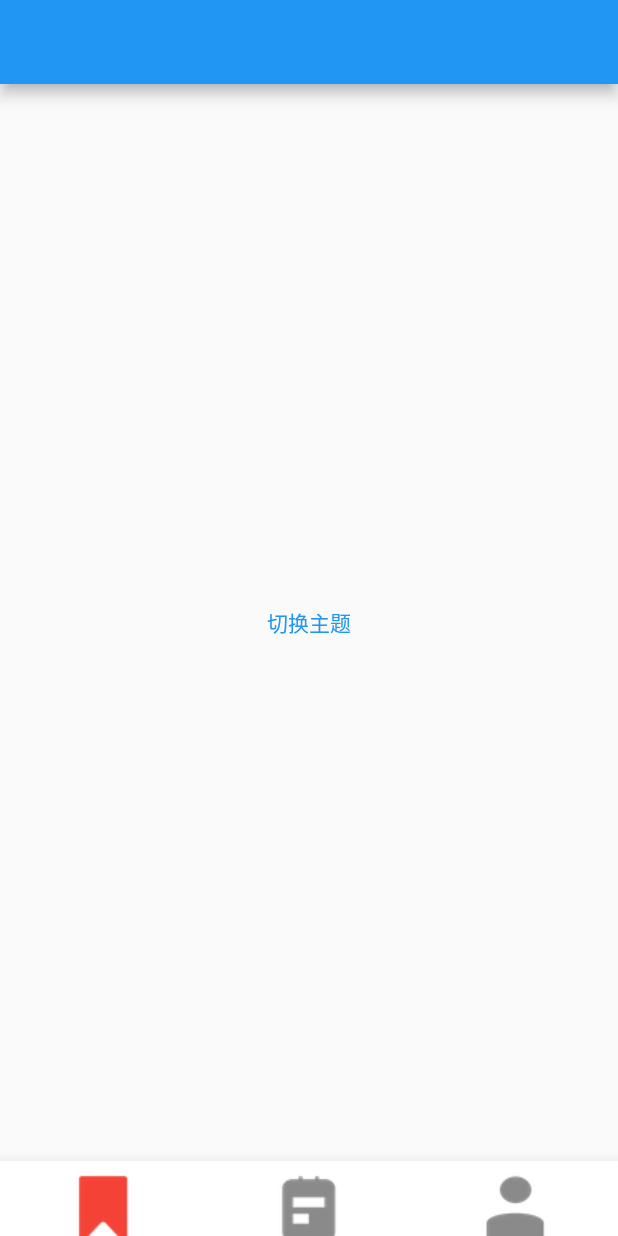
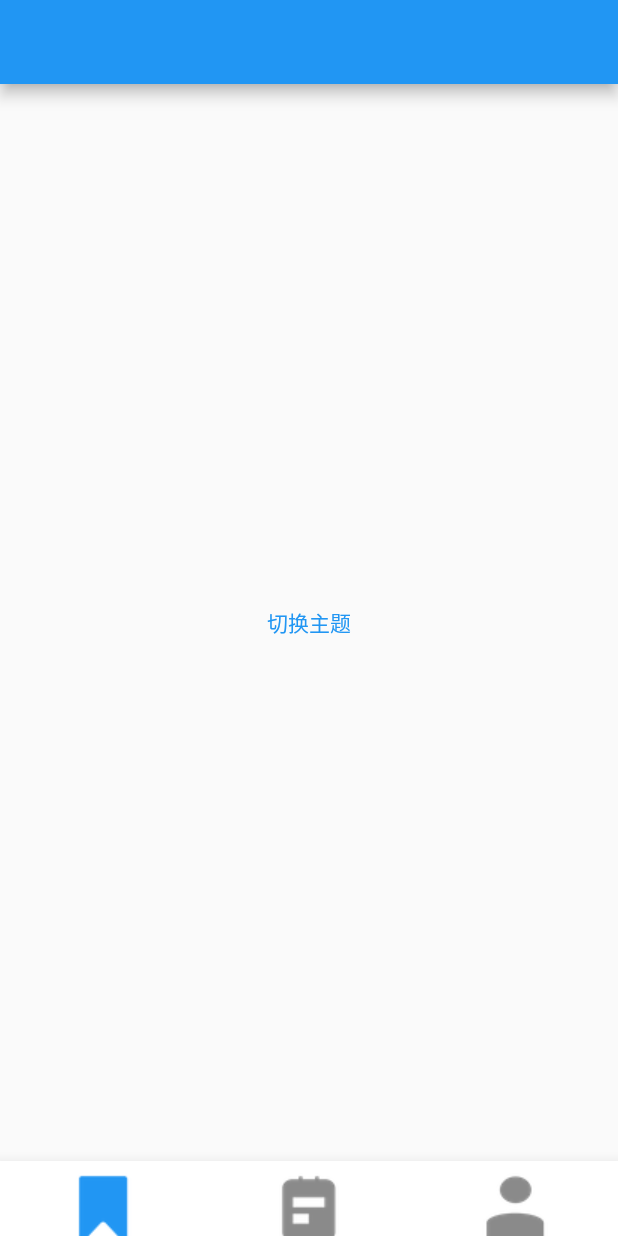
Before and after one commit to 321zhangyang/dingdian, a Flutter app: the screen it shows after launch, on a phone screen of 412 x 824 dp. Run offline on Flutter 3.47's test engine with Material 2 defaults, Android fonts, the phone set to English and light mode, and no system bars; drawn by our look-alikes of flutter_easyloading; our stand-ins replace cached_network_image, dio, get; missing offline and left inert: flustars; statements that could not run were skipped.

Commit message:
增加get_kit框架

```diff
--- a/lib/moudules/tabbar/tabbar_page.dart
+++ b/lib/moudules/tabbar/tabbar_page.dart
@@ -1,6 +1,8 @@
 import 'package:flustars/flustars.dart';
 import 'package:flutter/material.dart';
 import 'package:flutter_dingdian/moudules/tabbar/widgets/tabbar_item.dart';
+import 'package:flutter_dingdian/theme/theme_logic.dart';
+import 'package:get/get.dart';
 
 
 
@@ -68,7 +70,7 @@ class TabBarPageState extends State<TabBarPage> with TickerProviderStateMixin {
     String imgUrl = normalImgUrls[index];
     if (_currentIndex == index) {
       //选中的话
-      style = TextStyle(fontSize: 12, color: Color.fromRGBO(253, 92, 80, 1));
+      style = TextStyle(fontSize: 12, color: Get.find<ThemeLogic>().state.themeColor);
       imgUrl = selectedImgUrls[index];
     }
     Widget item = Container(
@@ -81,7 +83,7 @@ class TabBarPageState extends State<TabBarPage> with TickerProviderStateMixin {
             SizedBox(
               height: 2,
             ),
-            Image.asset(imgUrl,color: _currentIndex == index ? Colors.red : null,),
+            Image.asset(imgUrl,color: _currentIndex == index ? Get.find<ThemeLogic>().state.themeColor : null,),
             Text(
               appBarTitles[index],
               style: style,
--- a/pubspec.yaml
+++ b/pubspec.yaml
@@ -38,6 +38,8 @@ dependencies:
   cached_network_image: ^3.0.0
   # toast
   flutter_easyloading: ^3.0.0
+  # https://github.com/phoenixsky/fun_flutter_kit
+  fun_flutter_kit : ^0.0.3
 
 dev_dependencies:
   flutter_test:
```
